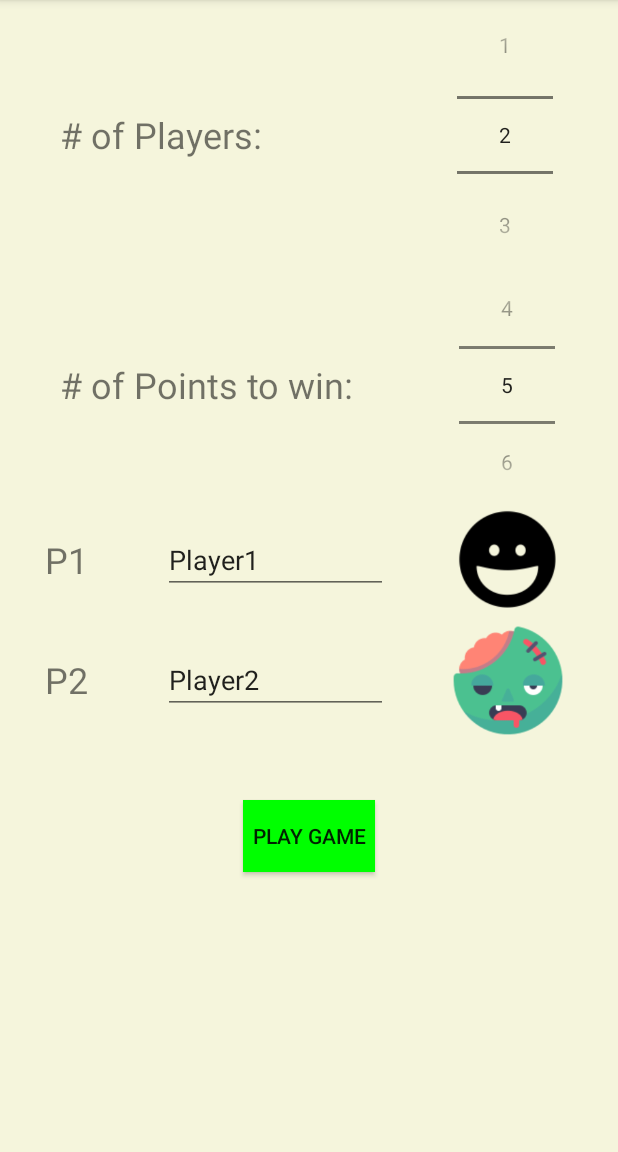
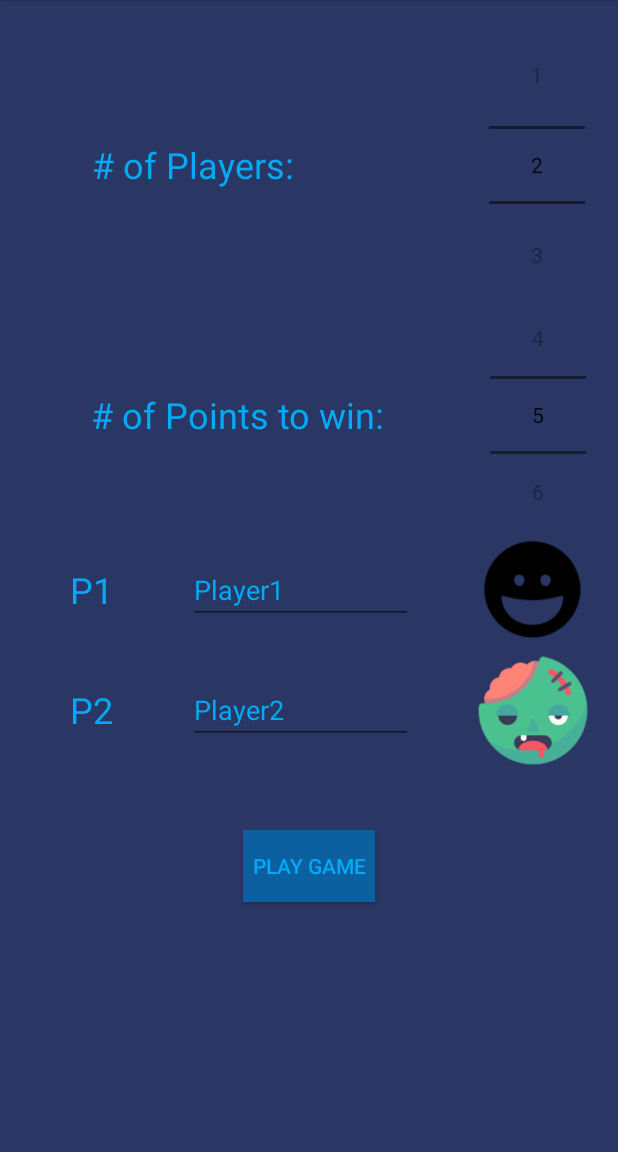
Before and after one commit to Mookiies/Quandom, an Android app: the PlayerSelectionActivity screen opened directly, with no data from a screen before it, on a phone screen of 412 x 824 dp, the part 84-1236 px from its top. Run offline under Robolectric (Android 15) with nearby library versions, the phone set to English and light mode, and no system bars.

Commit message:
fixed player selection layout

```diff
--- a/app/src/main/res/layout/activity_player_selection.xml
+++ b/app/src/main/res/layout/activity_player_selection.xml
@@ -4,8 +4,8 @@
     xmlns:tools="http://schemas.android.com/tools"
     android:layout_width="match_parent"
     android:layout_height="match_parent"
+    android:background="#2A3765"
     android:orientation="vertical"
-    android:background="#F5F5DC"
     tools:context=".PlayerSelectionActivity">
 
     <ScrollView
@@ -15,19 +15,24 @@
         <LinearLayout
             android:layout_width="match_parent"
             android:layout_height="wrap_content"
+            android:layout_marginTop="20dp"
             android:orientation="vertical">
+
             <LinearLayout
                 android:layout_width="wrap_content"
                 android:layout_height="wrap_content"
+                android:layout_gravity="center"
+                android:gravity="center"
                 android:orientation="horizontal">
 
                 <TextView
                     android:layout_width="wrap_content"
                     android:layout_height="wrap_content"
+                    android:layout_gravity="center"
+                    android:layout_marginStart="40dp"
                     android:text="@string/player_selection_title"
-                    android:textSize="24sp"
-                    android:layout_gravity="center"
-                    android:layout_marginStart="40dp"/>
+                    android:textColor="#03A9F4"
+                    android:textSize="24sp" />
 
                 <NumberPicker
                     android:id="@+id/playersPicker"
@@ -41,6 +46,7 @@
             <LinearLayout
                 android:layout_width="wrap_content"
                 android:layout_height="153dp"
+                android:layout_gravity="center"
                 android:orientation="horizontal">
 
                 <TextView
@@ -49,6 +55,7 @@
                     android:layout_gravity="center"
                     android:layout_marginStart="40dp"
                     android:text="@string/point_selection_title"
+                    android:textColor="#03A9F4"
                     android:textSize="24sp" />
 
                 <NumberPicker
@@ -63,33 +70,36 @@
             <LinearLayout
                 android:layout_width="wrap_content"
                 android:layout_height="wrap_content"
+                android:layout_gravity="center"
                 android:orientation="horizontal">
 
                 <TextView
-                    android:text="@string/p1"
-                    android:textSize="24sp"
-                    android:layout_gravity="center"
                     android:layout_width="wrap_content"
                     android:layout_height="wrap_content"
-                    android:layout_marginStart="30dp"/>
+                    android:layout_gravity="center"
+                    android:layout_marginStart="30dp"
+                    android:text="@string/p1"
+                    android:textColor="#03A9F4"
+                    android:textSize="24sp" />
 
                 <EditText
                     android:id="@+id/p1NameText"
                     android:layout_width="150dp"
                     android:layout_height="wrap_content"
-                    android:minEms="2"
-                    android:maxEms="20"
-                    android:inputType="text"
                     android:layout_gravity="center"
                     android:layout_marginStart="50dp"
-                    android:text="@string/player1_placeholder" />
+                    android:inputType="text"
+                    android:maxEms="20"
+                    android:minEms="2"
+                    android:text="@string/player1_placeholder"
+                    android:textColor="#03A9F4" />
 
                 <ImageView
                     android:id="@+id/p1AvatarImg"
                     android:layout_width="80dp"
                     android:layout_height="80dp"
+                    android:layout_gravity="center"
                     android:layout_marginStart="40dp"
-                    android:layout_gravity="center"
                     app:srcCompat="@drawable/iconfinder_imoticon_3_210815" />
 
             </LinearLayout>
@@ -97,33 +107,36 @@
             <LinearLayout
                 android:id="@+id/p2Layout"
                 android:layout_width="wrap_content"
-                android:layout_height="wrap_content">
+                android:layout_height="wrap_content"
+                android:layout_gravity="center">
 
                 <TextView
+                    android:layout_width="wrap_content"
+                    android:layout_height="wrap_content"
+                    android:layout_gravity="center"
+                    android:layout_marginStart="30dp"
                     android:text="@string/p2"
-                    android:textSize="24sp"
-                    android:layout_marginStart="30dp"
-                    android:layout_gravity="center"
-                    android:layout_width="wrap_content"
-                    android:layout_height="wrap_content" />
+                    android:textColor="#03A9F4"
+                    android:textSize="24sp" />
 
                 <EditText
                     android:id="@+id/p2NameText"
                     android:layout_width="150dp"
                     android:layout_height="wrap_content"
+                    android:layout_gravity="center"
+                    android:layout_marginStart="50dp"
+                    android:inputType="text"
+                    android:maxEms="20"
                     android:minEms="2"
-                    android:maxEms="20"
-                    android:layout_gravity="center"
-                    android:inputType="text"
-                    android:layout_marginStart="50dp"
-                    android:text="@string/player2_placeholder" />
+                    android:text="@string/player2_placeholder"
+                    android:textColor="#03A9F4" />
 
                 <ImageView
                     android:id="@+id/p2AvatarImg"
                     android:layout_width="80dp"
                     android:layout_height="80dp"
+                    android:layout_gravity="center"
                     android:layout_marginStart="40dp"
-                    android:layout_gravity="center"
                     app:srcCompat="@drawable/iconfinder_smiley__7_2291007" />
 
             </LinearLayout>
@@ -135,22 +148,22 @@
                 android:visibility="gone">
 
                 <TextView
+                    android:layout_width="wrap_content"
+                    android:layout_height="wrap_content"
+                    android:layout_gravity="center"
+                    android:layout_marginStart="30dp"
                     android:text="@string/p3"
-                    android:textSize="24sp"
-                    android:layout_marginStart="30dp"
-                    android:layout_gravity="center"
-                    android:layout_width="wrap_content"
-                    android:layout_height="wrap_content" />
+                    android:textSize="24sp" />
 
                 <EditText
                     android:id="@+id/p3NameText"
                     android:layout_width="150dp"
                     android:layout_height="wrap_content"
-                    android:minEms="2"
-                    android:maxEms="20"
-                    android:inputType="text"
                     android:layout_gravity="center"
                     android:layout_marginStart="50dp"
+                    android:inputType="text"
+                    android:maxEms="20"
+                    android:minEms="2"
                     android:text="@string/player3_placeholder" />
 
                 <ImageView
@@ -168,13 +181,13 @@
                 android:layout_width="wrap_content"
                 android:layout_height="wrap_content"
                 android:layout_gravity="center"
+                android:layout_marginTop="40dp"
+                android:layout_marginBottom="40dp"
+                android:background="#0C60A0"
                 android:text="@string/play_game"
-                android:background="#00FF00"
-                android:layout_marginTop="40dp"
-                android:layout_marginBottom="40dp"/>
+                android:textColor="#03A9F4" />
         </LinearLayout>
     </ScrollView>
 
 
-
 </LinearLayout>
```
